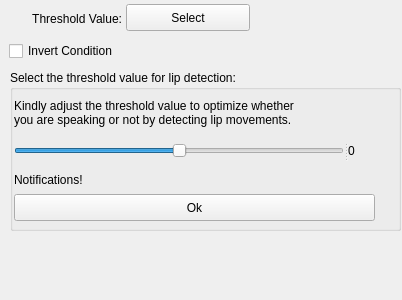
Qt form plugins/Conditions/LipDetection/createlipdetectionconditionwidget.ui (KDE/simon) before a commit.
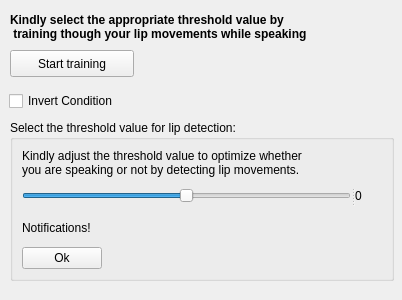
The same form after that commit.

Commit message: Modifying UI of lip detection context condition plugin

```diff
--- a/plugins/Conditions/LipDetection/createlipdetectionconditionwidget.ui
+++ b/plugins/Conditions/LipDetection/createlipdetectionconditionwidget.ui
@@ -13,37 +13,21 @@
   <widget class="QPushButton" name="pbSelect">
    <property name="geometry">
     <rect>
-     <x>126</x>
-     <y>4</y>
+     <x>10</x>
+     <y>50</y>
      <width>124</width>
      <height>27</height>
     </rect>
    </property>
    <property name="text">
-    <string>Select</string>
-   </property>
-  </widget>
-  <widget class="QLabel" name="lblThresholdValue">
-   <property name="geometry">
-    <rect>
-     <x>10</x>
-     <y>10</y>
-     <width>112</width>
-     <height>17</height>
-    </rect>
-   </property>
-   <property name="text">
-    <string>Threshold Value:</string>
-   </property>
-   <property name="alignment">
-    <set>Qt::AlignRight|Qt::AlignTrailing|Qt::AlignVCenter</set>
+    <string>Start training</string>
    </property>
   </widget>
   <widget class="QCheckBox" name="cbInverted">
    <property name="geometry">
     <rect>
      <x>9</x>
-     <y>40</y>
+     <y>90</y>
      <width>139</width>
      <height>22</height>
     </rect>
@@ -89,36 +73,17 @@
    <property name="geometry">
     <rect>
      <x>10</x>
-     <y>70</y>
-     <width>391</width>
+     <y>120</y>
+     <width>384</width>
      <height>161</height>
     </rect>
    </property>
    <property name="title">
     <string>Select the threshold value for lip detection:</string>
    </property>
-   <widget class="QLabel" name="lblNotification">
-    <property name="geometry">
-     <rect>
-      <x>4</x>
-      <y>101</y>
-      <width>91</width>
-      <height>17</height>
-     </rect>
-    </property>
-    <property name="text">
-     <string>Notifications!</string>
-    </property>
-   </widget>
+   <layout class="QGridLayout" name="gridLayout">
+    <item row="0" column="0" colspan="2">
    <widget class="QLabel" name="lblThreshold">
-    <property name="geometry">
-     <rect>
-      <x>4</x>
-      <y>26</y>
-      <width>358</width>
-      <height>34</height>
-     </rect>
-    </property>
     <property name="lineWidth">
      <number>2</number>
     </property>
@@ -127,15 +92,9 @@
 you are speaking or not by detecting lip movements. </string>
     </property>
    </widget>
+    </item>
+    <item row="1" column="0" colspan="2">
    <widget class="QSplitter" name="splitter_2">
-    <property name="geometry">
-     <rect>
-      <x>4</x>
-      <y>66</y>
-      <width>361</width>
-      <height>29</height>
-     </rect>
-    </property>
     <property name="orientation">
      <enum>Qt::Horizontal</enum>
     </property>
@@ -177,24 +136,58 @@
      </property>
     </widget>
    </widget>
-   <widget class="QSplitter" name="splitter">
-    <property name="geometry">
-     <rect>
-      <x>4</x>
-      <y>124</y>
-      <width>361</width>
-      <height>27</height>
-     </rect>
-    </property>
-    <property name="orientation">
-     <enum>Qt::Horizontal</enum>
-    </property>
+    </item>
+    <item row="2" column="0">
+     <widget class="QLabel" name="lblNotification">
+      <property name="text">
+       <string>Notifications!</string>
+      </property>
+     </widget>
+    </item>
+    <item row="3" column="0">
     <widget class="QPushButton" name="pbOk">
      <property name="text">
       <string>Ok</string>
      </property>
     </widget>
-   </widget>
+    </item>
+    <item row="3" column="1">
+     <spacer name="horizontalSpacer">
+      <property name="orientation">
+       <enum>Qt::Horizontal</enum>
+      </property>
+      <property name="sizeHint" stdset="0">
+       <size>
+        <width>258</width>
+        <height>20</height>
+       </size>
+      </property>
+     </spacer>
+    </item>
+   </layout>
+  </widget>
+  <widget class="QLabel" name="lblThreshold_2">
+   <property name="geometry">
+    <rect>
+     <x>10</x>
+     <y>10</y>
+     <width>361</width>
+     <height>34</height>
+    </rect>
+   </property>
+   <property name="font">
+    <font>
+     <weight>75</weight>
+     <bold>true</bold>
+    </font>
+   </property>
+   <property name="lineWidth">
+    <number>2</number>
+   </property>
+   <property name="text">
+    <string>Kindly select the appropriate threshold value by
+ training though your lip movements while speaking</string>
+   </property>
   </widget>
   <zorder>splitter_3</zorder>
   <zorder>splitter_4</zorder>
```
Left out of the diff: 4 changed lines with no effect on the pictures. Lines whose indentation alone changed are shown as unchanged. The commit also changes 2 other files.
